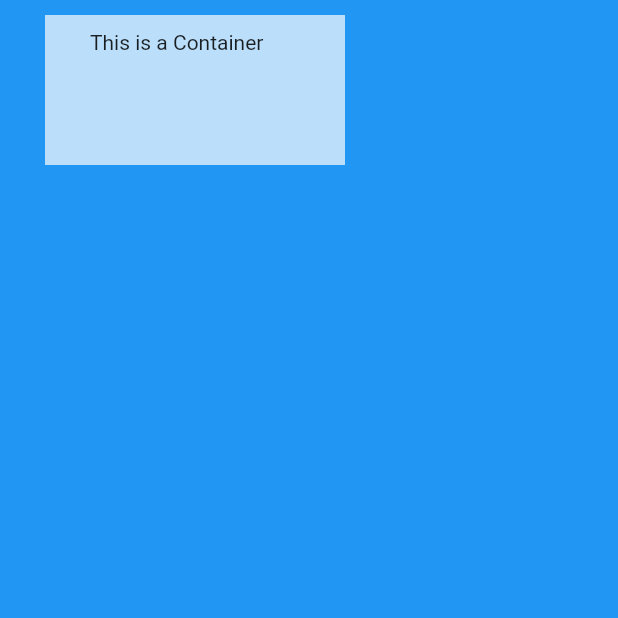
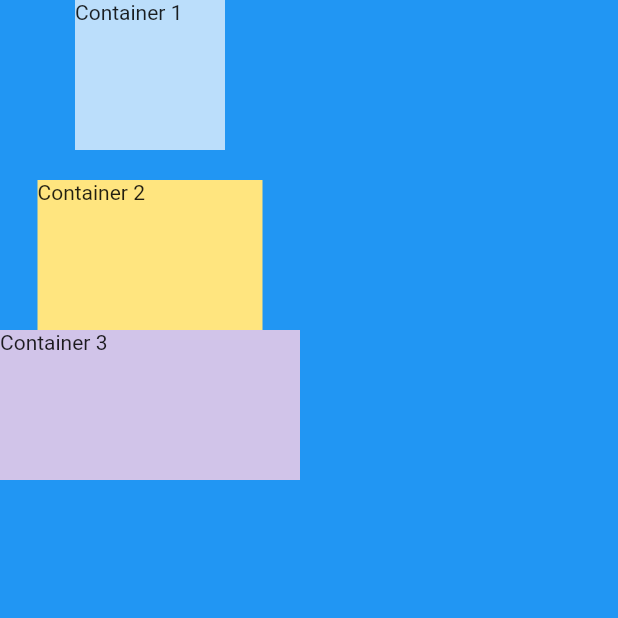
Before and after one commit to sajjad-jbr/tutorial_flutter, a Flutter app: the screen it shows after launch, on a phone screen of 412 x 824 dp, the top half of it. Run offline on Flutter 3.47's test engine with Material 2 defaults, Android fonts, the phone set to English and light mode, and no system bars.

Commit message:
work with column and its props

```diff
--- a/lib/main.dart
+++ b/lib/main.dart
@@ -13,17 +13,34 @@ class MyApp extends StatelessWidget {
       home: Scaffold(
         backgroundColor: Colors.blue,
         body: SafeArea(
-          child: Container(
-            color: Colors.blue[100],
-            width: 200,
-            height: 100,
-            // padding: EdgeInsets.all(10),
-            // padding: EdgeInsets.symmetric(horizontal: 10, vertical: 25),
-            padding: const EdgeInsets.fromLTRB(30, 10, 5, 15),
-            // margin: EdgeInsets.all(10),
-            // margin: EdgeInsets.symmetric(horizontal: 10, vertical: 25),
-            margin: const EdgeInsets.fromLTRB(30, 10, 5, 15),
-            child: const Text("This is a Container"),
+          child: Column(
+            mainAxisSize: MainAxisSize.max,
+            crossAxisAlignment: CrossAxisAlignment.center, // in column x axis => start, center, end, ...
+            verticalDirection: VerticalDirection.down, // up ,default down
+            mainAxisAlignment: MainAxisAlignment.start, // in column y axis => center, end, start, spaceBetween, spaceAround, spaceEvenly
+            children: <Widget>[
+              Container(
+                color: Colors.blue[100],
+                width: 100,
+                height: 100,
+                child: const Text("Container 1"),
+              ),
+              const SizedBox(
+                height: 20,
+              ),
+              Container(
+                color: Colors.amberAccent[100],
+                width: 150,
+                height: 100,
+                child: const Text("Container 2"),
+              ),
+              Container(
+                color: Colors.deepPurple[100],
+                width: 200,
+                height: 100,
+                child: const Text("Container 3"),
+              ),
+            ],
           ),
         ),
       ),
```
